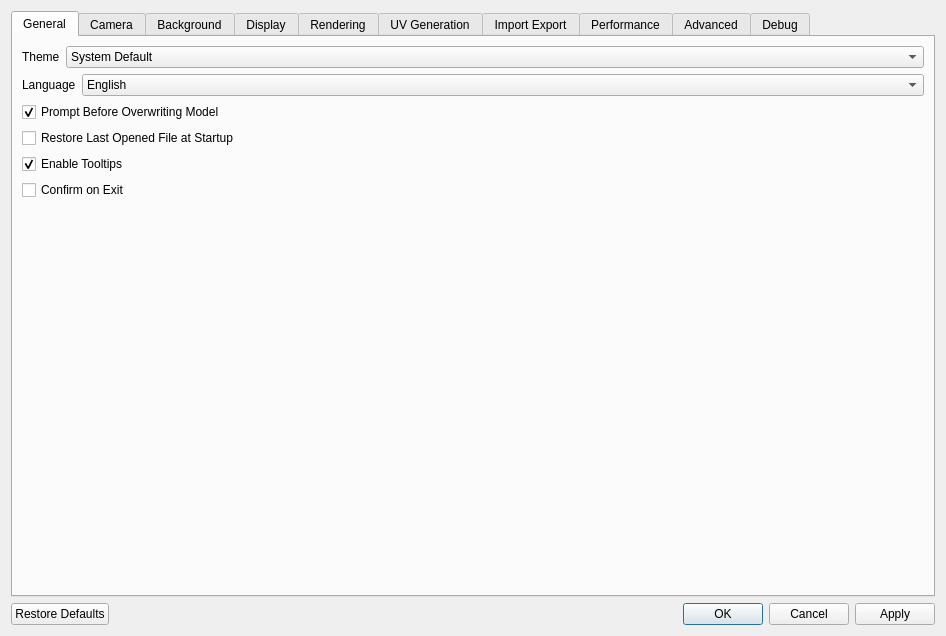
Above: SettingsDialog.ui from 01Hub/ModelViewer before the change. Below: the same form after it.
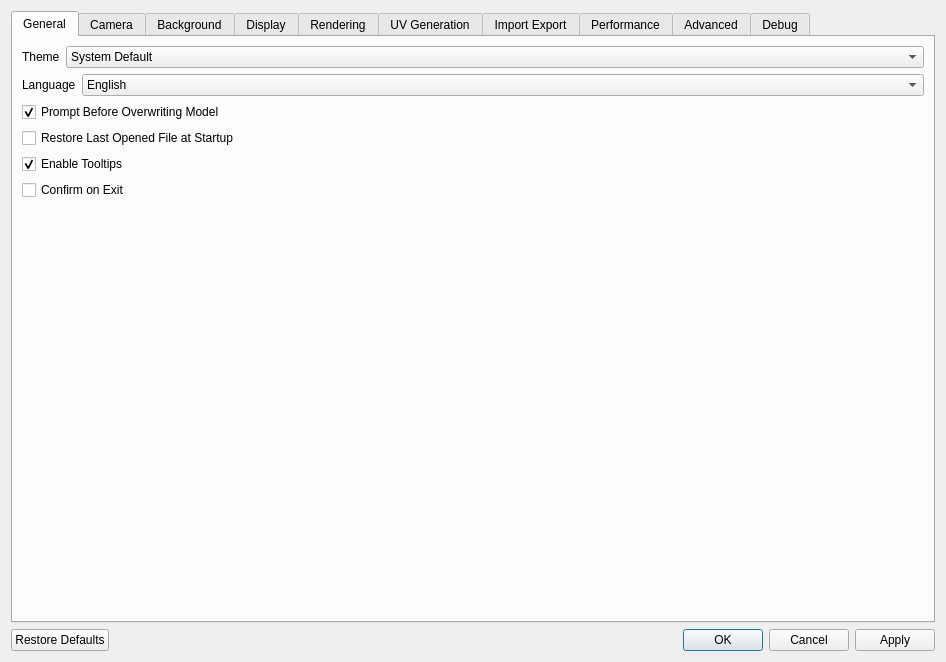
That is the form after the change.

Commit message: Fixed default settings, load and save settings code

```diff
--- a/SettingsDialog.ui
+++ b/SettingsDialog.ui
@@ -7,7 +7,7 @@
     <x>0</x>
     <y>0</y>
     <width>946</width>
-    <height>636</height>
+    <height>662</height>
    </rect>
   </property>
   <property name="minimumSize">
```
Left out of the diff: 60 changed lines with no effect on the pictures. The commit also changes 2 other files.
